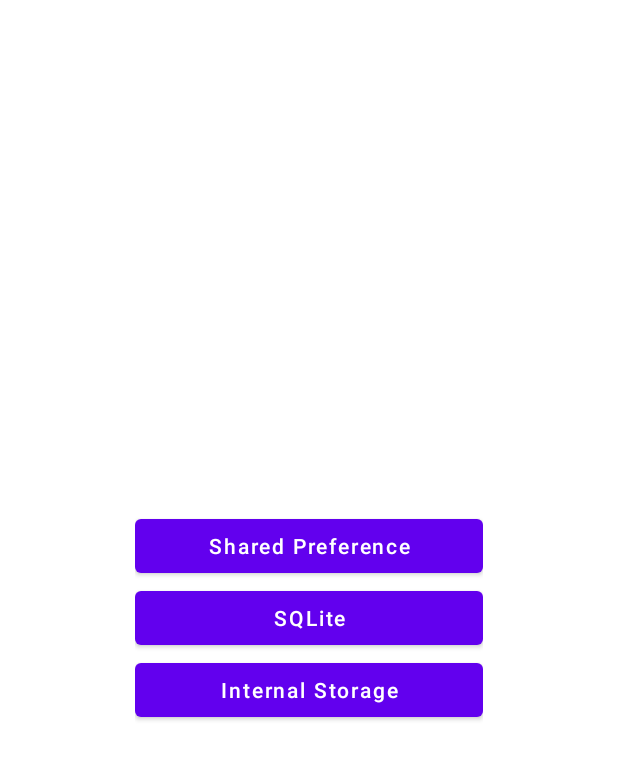
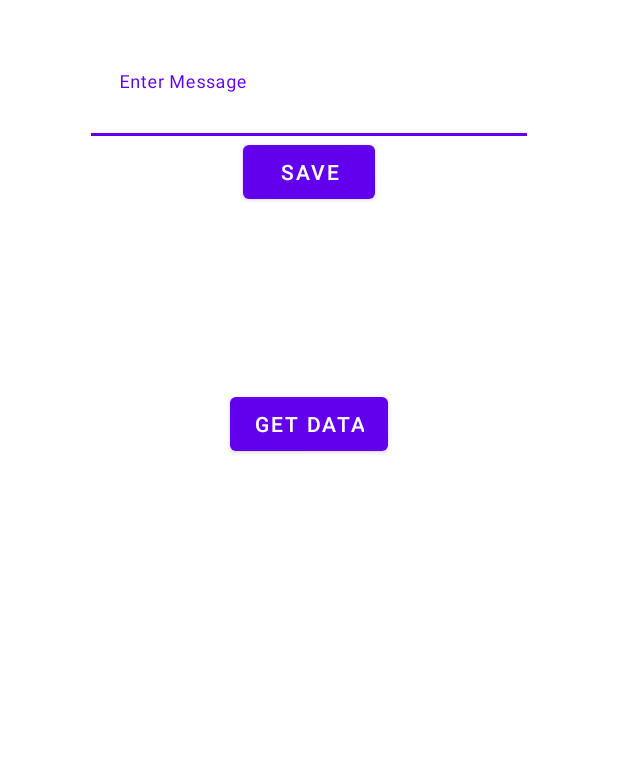
Before and after one commit to PrarthanaBhatt/MyWork, an Android app: the DataPersistenceMainActivity screen opened directly, with no data from a screen before it, after a tap on "Internal Storage", on a phone screen of 412 x 824 dp. Shown: the top 760 px of the screen. Run offline under Robolectric (Android 15) with nearby library versions, the phone set to English and light mode, and no system bars.

Commit message:
Internal Storage

```diff
--- a/app/src/main/AndroidManifest.xml
+++ b/app/src/main/AndroidManifest.xml
@@ -9,7 +9,8 @@
         android:roundIcon="@mipmap/ic_launcher_round"
         android:supportsRtl="true"
         android:theme="@style/Theme.MyWorkApplication">
-        <activity android:name=".data_persistence.sql_data.FetchActivity"></activity>
+        <activity android:name=".data_persistence.internal_storage.InternalStorageMainActivity"></activity>
+        <activity android:name=".data_persistence.sql_data.FetchActivity" />
         <activity android:name=".data_persistence.sql_data.SqlMainActivity" />
         <activity android:name=".data_persistence.shared_pref.SharedPrefActivity" />
         <activity android:name=".components.service_one.CallServiceActivity" />
--- a/app/src/main/java/com/prarthana/myworkapplication/data_persistence/DataPersistenceMainActivity.java
+++ b/app/src/main/java/com/prarthana/myworkapplication/data_persistence/DataPersistenceMainActivity.java
@@ -8,6 +8,7 @@ import android.view.View;
 import android.widget.Toast;
 
 import com.prarthana.myworkapplication.R;
+import com.prarthana.myworkapplication.data_persistence.internal_storage.InternalStorageMainActivity;
 import com.prarthana.myworkapplication.data_persistence.shared_pref.SharedPrefActivity;
 import com.prarthana.myworkapplication.data_persistence.sql_data.SqlMainActivity;
 
@@ -30,6 +31,7 @@ public class DataPersistenceMainActivity extends AppCompatActivity {
     }
 
     public void callInternal(View view) {
-        Toast.makeText(this, "Internal", Toast.LENGTH_SHORT).show();
+        Intent intent = new Intent(DataPersistenceMainActivity.this, InternalStorageMainActivity.class);
+        startActivity(intent);
     }
 }
--- /dev/null
+++ b/app/src/main/java/com/prarthana/myworkapplication/data_persistence/internal_storage/InternalStorageMainActivity.java
@@ -0,0 +1,91 @@
+package com.prarthana.myworkapplication.data_persistence.internal_storage;
+
+import androidx.appcompat.app.AppCompatActivity;
+
+import android.os.Bundle;
+import android.view.View;
+import android.widget.Button;
+import android.widget.EditText;
+import android.widget.TextView;
+import android.widget.Toast;
+
+import com.prarthana.myworkapplication.R;
+
+import java.io.BufferedReader;
+import java.io.FileInputStream;
+import java.io.FileNotFoundException;
+import java.io.FileOutputStream;
+import java.io.IOException;
+import java.io.InputStreamReader;
+
+public class InternalStorageMainActivity extends AppCompatActivity {
+
+    EditText inputField;
+    Button writeBtn,readBtn;
+    TextView displayText;
+
+    @Override
+    protected void onCreate(Bundle savedInstanceState) {
+        super.onCreate(savedInstanceState);
+        setContentView(R.layout.activity_internal_storage_main);
+
+        inputField = findViewById(R.id.inputField);
+        writeBtn = findViewById(R.id.writeBtn);
+        readBtn = findViewById(R.id.readBtn);
+        displayText = findViewById(R.id.displayText);
+
+        writeBtn.setOnClickListener(new View.OnClickListener() {
+            @Override
+            public void onClick(View v) {
+                writeFile();
+            }
+        });
+
+        readBtn.setOnClickListener(new View.OnClickListener() {
+            @Override
+            public void onClick(View v) {
+                readFile();
+            }
+        });
+    }
+
+    private void readFile() {
+        try {
+            FileInputStream fileInputStream = openFileInput("Tutorial File.txt");
+            InputStreamReader inputStreamReader = new InputStreamReader(fileInputStream);
+
+            BufferedReader bufferedReader = new BufferedReader(inputStreamReader);
+            StringBuffer stringBuffer = new StringBuffer();
+
+            String lines;
+            while((lines = bufferedReader.readLine()) != null){
+                stringBuffer.append(lines + "\n");
+            }
+
+            displayText.setText(stringBuffer.toString());
+
+        }catch (FileNotFoundException e){
+            e.printStackTrace();
+        }catch (IOException e){
+            e.printStackTrace();
+        }
+    }
+
+    private void writeFile() {
+        String textToSave = inputField.getText().toString();
+
+        try{
+            FileOutputStream fileOutputStream = openFileOutput("Tutorial File.txt",MODE_PRIVATE);
+            fileOutputStream.write(textToSave.getBytes());
+            fileOutputStream.close();
+
+            Toast.makeText(this, "Text Saved", Toast.LENGTH_SHORT).show();
+            inputField.setText("");
+
+        }catch (FileNotFoundException e){
+            e.printStackTrace();
+        }catch (IOException e){
+            e.printStackTrace();
+        }
+    }
+}
--- /dev/null
+++ b/app/src/main/res/layout/activity_internal_storage_main.xml
@@ -0,0 +1,51 @@
+<?xml version="1.0" encoding="utf-8"?>
+<LinearLayout xmlns:android="http://schemas.android.com/apk/res/android"
+    xmlns:app="http://schemas.android.com/apk/res-auto"
+    xmlns:tools="http://schemas.android.com/tools"
+    android:layout_width="match_parent"
+    android:layout_height="match_parent"
+    android:orientation="vertical"
+    android:layout_margin="35dp"
+    tools:context=".data_persistence.internal_storage.InternalStorageMainActivity">
+
+    <com.google.android.material.textfield.TextInputLayout
+        android:id="@+id/textInputLayoutOne"
+        android:layout_width="match_parent"
+        android:layout_marginTop="2dp"
+        android:layout_marginStart="25dp"
+        android:layout_marginEnd="25dp"
+        android:layout_marginLeft="25dp"
+        android:layout_height="wrap_content"
+        app:layout_constraintVertical_bias="0.083"
+        android:defaultFocusHighlightEnabled="true">
+        <com.google.android.material.textfield.TextInputEditText
+            android:id="@+id/inputField"
+            android:layout_width="match_parent"
+            android:layout_height="wrap_content"
+            android:hint=" Enter Message"
+            android:background="@color/design_default_color_on_primary"
+            android:inputType="textEmailAddress"
+            android:textColor="@color/black"
+            android:textSize="14sp" />
+    </com.google.android.material.textfield.TextInputLayout>
+
+    <Button
+        android:id="@+id/writeBtn"
+        android:layout_width="wrap_content"
+        android:layout_height="wrap_content"
+        android:layout_gravity="center"
+        android:text="Save"/>
+
+    <TextView
+        android:id="@+id/displayText"
+        android:layout_width="match_parent"
+        android:layout_height="120dp" />
+
+    <Button
+        android:id="@+id/readBtn"
+        android:layout_width="wrap_content"
+        android:layout_height="wrap_content"
+        android:layout_gravity="center"
+        android:text="Get Data"/>
+
+</LinearLayout>
```
